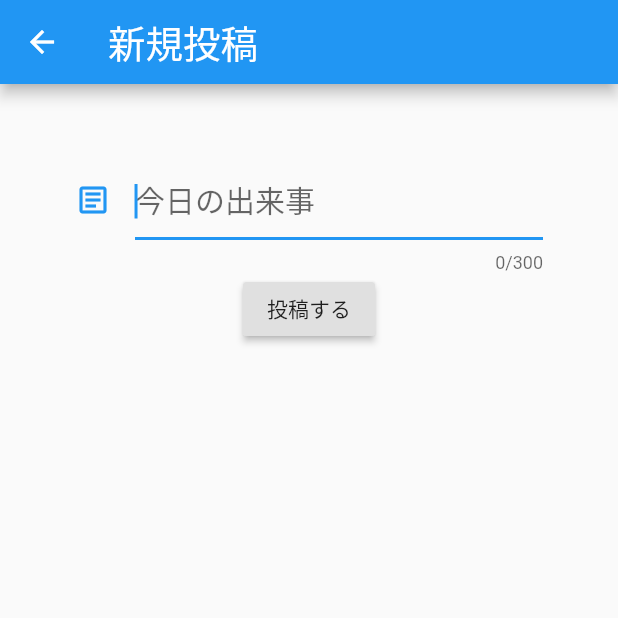
After one commit to kikugaw/diary, a Flutter app: the PostPage screen opened directly, on a phone screen of 412 x 824 dp, the top half of it. The commit adds this screen. Run offline on Flutter 3.47's test engine with Material 2 defaults, Android fonts, the phone set to English and light mode, and no system bars.

Commit message:
入力フォーム

```diff
--- a/lib/main.dart
+++ b/lib/main.dart
@@ -1,3 +1,4 @@
+import 'package:diary_test/post_page.dart';
 import 'package:flutter/material.dart';
 
 void main() {
@@ -40,11 +41,17 @@ class _MyHomePageState extends State<MyHomePage> {
         ),
         actions: <Widget>[
           IconButton(
-              icon: Icon(
-                Icons.today_sharp,
-                size: 35,
-              ),
-              onPressed: () => setState(() {})),
+            icon: Icon(
+              Icons.today_sharp,
+              size: 35,
+            ),
+            onPressed: () {
+              Navigator.push(
+                context,
+                MaterialPageRoute(builder: (context) => PostPage()),
+              );
+            },
+          ),
         ],
       ),
       drawer: Drawer(
@@ -72,7 +79,12 @@ class _MyHomePageState extends State<MyHomePage> {
         ),
       ),
       floatingActionButton: FloatingActionButton(
-        //onPressed: (),
+        onPressed: () {
+          Navigator.push(
+            context,
+            MaterialPageRoute(builder: (context) => PostPage()),
+          );
+        },
         tooltip: 'Increment',
         child: Icon(
           Icons.art_track_sharp,
--- /dev/null
+++ b/lib/post_page.dart
@@ -0,0 +1,77 @@
+import 'package:flutter/material.dart';
+import 'package:flutter/services.dart';
+
+class PostPage extends StatelessWidget {
+  @override
+  Widget build(BuildContext context) {
+    return Scaffold(
+      appBar: AppBar(
+        title: Text(
+          '新規投稿',
+          style: TextStyle(
+            fontSize: 25,
+          ),
+        ),
+      ),
+      body: Container(
+        height: double.infinity,
+        child: ChangeForm(),
+      ),
+    );
+  }
+}
+
+class ChangeForm extends StatefulWidget {
+  @override
+  _ChangeFormState createState() => _ChangeFormState();
+}
+
+class _ChangeFormState extends State<ChangeForm> {
+  String _text = '';
+
+  void _handleText(String e) {
+    setState(() {
+      _text = e;
+    });
+  }
+
+  Widget build(BuildContext context) {
+    return Container(
+        padding: const EdgeInsets.all(50.0),
+        child: Column(
+          children: <Widget>[
+            /*Text(
+              "$_text",
+              style: TextStyle(
+                  color: Colors.blueAccent,
+                  fontSize: 30.0,
+                  fontWeight: FontWeight.w500),
+            ),*/
+            new TextField(
+              autofocus: true,
+              enabled: true,
+              // 入力数
+              maxLength: 300,
+              maxLengthEnforced: false,
+              style: TextStyle(
+                color: Colors.red,
+                fontSize: 20,
+              ),
+              obscureText: false,
+              minLines: 1,
+              maxLines: 15,
+              //パスワード
+              onChanged: _handleText,
+              decoration: const InputDecoration(
+                icon: Icon(Icons.article_outlined),
+                hintText: '今日の出来事',
+              ),
+            ),
+            RaisedButton(
+              child: Text('投稿する'),
+              onPressed: () {},
+            )
+          ],
+        ));
+  }
+}
```
